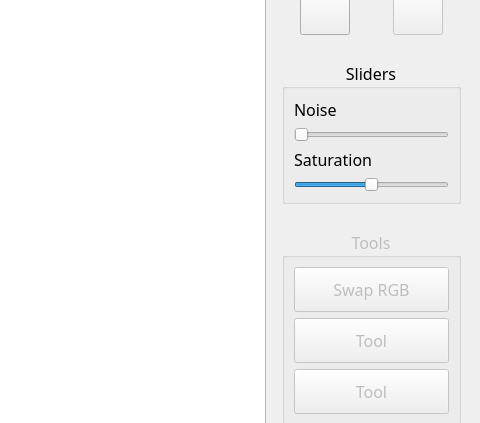
First picture: the form in mainwindow.ui, repository roazanas/cpp_creative_designerAWS, before the edit; both pictures show x 563 to 1043 and y 228 to 651 of the 1043 by 800 pixel window.
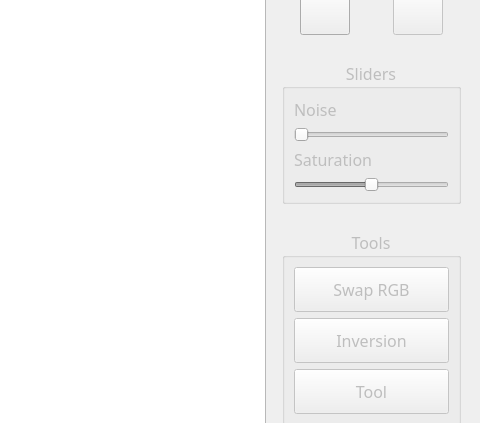
Second picture: the form after the edit. Icons and pictures are not drawn. Custom widgets are drawn as their Qt base class.

What changed in the file:
```diff
--- a/mainwindow.ui
+++ b/mainwindow.ui
@@ -311,7 +311,7 @@
       <item>
        <widget class="QGroupBox" name="groupBox">
         <property name="enabled">
-         <bool>true</bool>
+         <bool>false</bool>
         </property>
         <property name="sizePolicy">
          <sizepolicy hsizetype="Minimum" vsizetype="Fixed">
@@ -563,7 +563,7 @@
             <string/>
            </property>
            <property name="text">
-            <string>Tool</string>
+            <string>Inversion</string>
            </property>
            <property name="checkable">
             <bool>false</bool>
```
Left out of the diff: 4 changed lines with no effect on the pictures.
